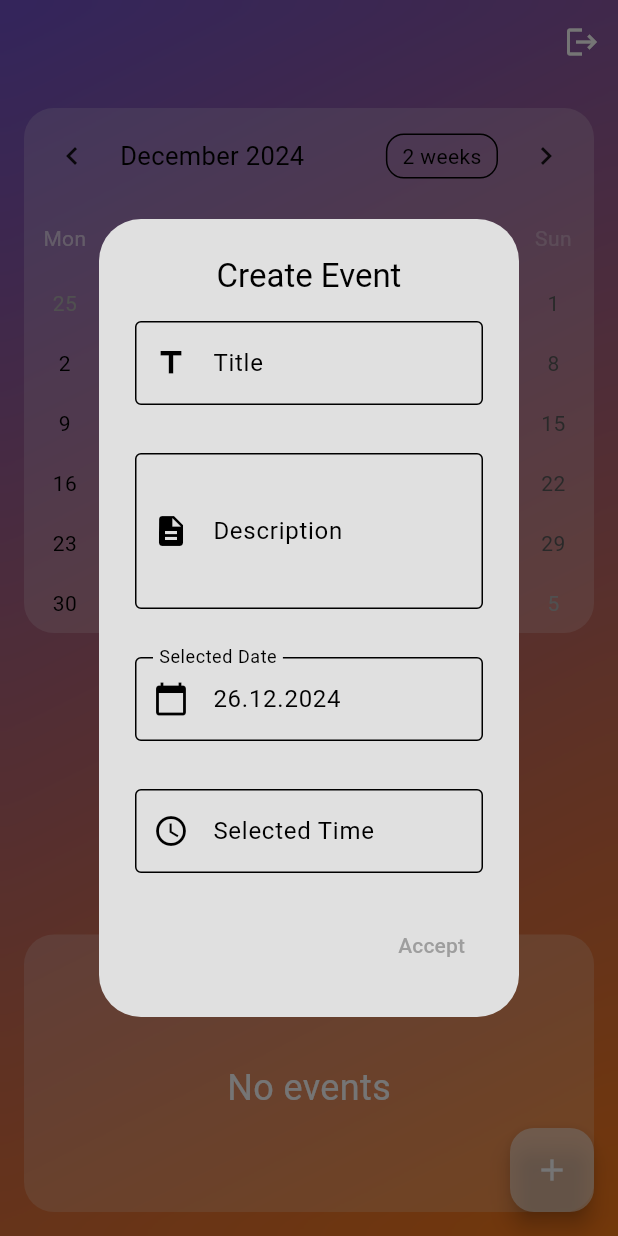
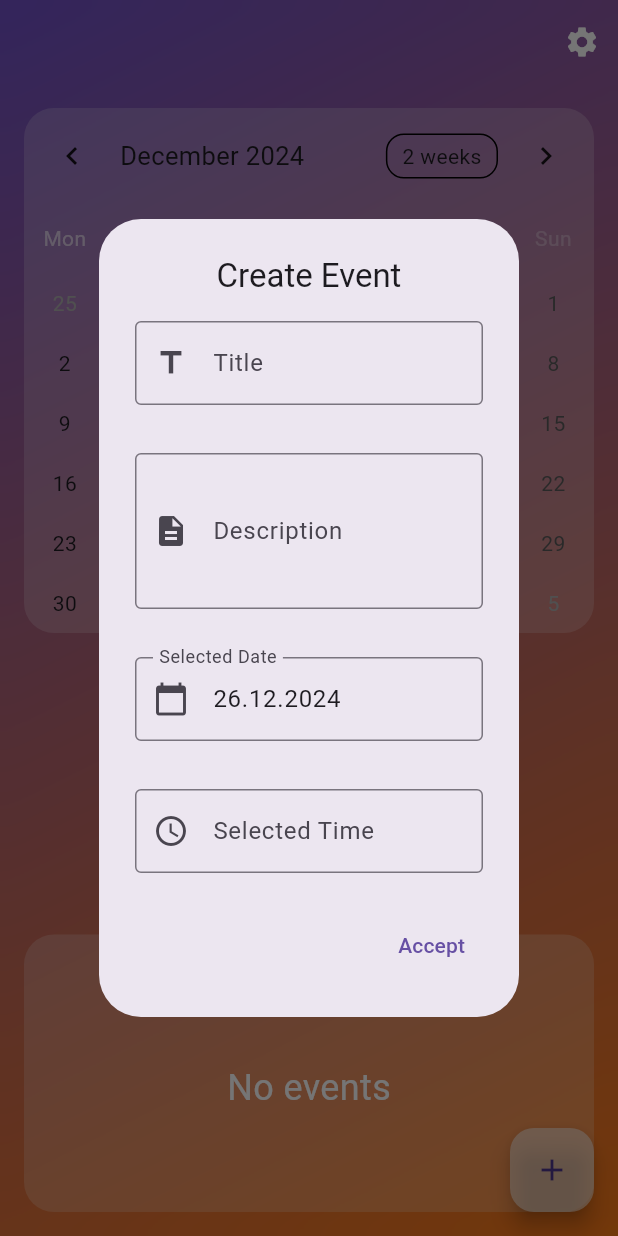
Before and after one commit to Abzal-code/my-schedule, a Flutter app: the ScheduleScreen screen opened by its route, after a tap on the "add" icon, on a phone screen of 412 x 824 dp. Run offline on Flutter 3.47's test engine with Material 3 defaults, Android fonts, the phone set to English and light mode, and no system bars; drawn by our look-alikes of table_calendar; our stand-ins replace bloc, bloc_concurrency, cloud_firestore, equatable, firebase_auth, firebase_core and 7 more; accounts and stored records are empty.

```diff
--- a/lib/app_starter.dart
+++ b/lib/app_starter.dart
@@ -31,7 +31,7 @@ class AppStarter extends StatelessWidget {
             routeInformationParser: appRouter.router.routeInformationParser,
             routerDelegate: appRouter.router.routerDelegate,
             routeInformationProvider: appRouter.router.routeInformationProvider,
-            theme: lightMode,
+            // theme: lightMode,
           );
         },
       ),
--- a/lib/core/error/error_screen.dart
+++ b/lib/core/error/error_screen.dart
@@ -8,8 +8,9 @@ class ErrorScreen extends StatelessWidget {
   @override
   Widget build(BuildContext context) {
     return Scaffold(
+      backgroundColor: Colors.red,
       appBar: AppBar(
-        title: const Text('Error'),
+        title: const Text('Error Screen'),
         centerTitle: true,
       ),
       body: Center(
--- a/lib/core/router/app_router.dart
+++ b/lib/core/router/app_router.dart
@@ -4,13 +4,15 @@ import 'package:my_shedule/core/router/auth_change_notifier.dart';
 import 'package:my_shedule/features/auth/presentation/screens/sign_in_screen.dart';
 import 'package:my_shedule/features/auth/presentation/screens/sign_up_screen.dart';
 import 'package:my_shedule/features/auth/presentation/screens/splash_screen.dart';
-import 'package:my_shedule/features/schedule/presentation/pages/schedule_screen.dart';
+import 'package:my_shedule/features/schedule/presentation/screens/schedule_screen.dart';
+import 'package:my_shedule/features/schedule/presentation/screens/settings_screen.dart';
 
 class Routes {
   static const String splash = '/';
   static const String signIn = '/signIn';
   static const String signUp = '/signUp';
   static const String schedule = '/schedule';
+  static const String settings = '/schedule/settings';
   static const String error = '/error';
 }
 
@@ -23,7 +25,6 @@ class AppRouter {
   late final GoRouter router = GoRouter(
     initialLocation: Routes.splash,
     debugLogDiagnostics: true,
-    routerNeglect: false,
     refreshListenable: authChangeNotifier,
     redirect: (context, state) {
       final isAuthenticated = authChangeNotifier.isAuthenticated;
@@ -69,6 +70,16 @@ class AppRouter {
         name: 'schedule',
         builder: (context, state) => const ScheduleScreen(),
       ),
+      GoRoute(
+        path: Routes.error,
+        name: 'error',
+        builder: (context, state) => ErrorScreen(error: state.error),
+      ),
+      GoRoute(
+        path: Routes.settings,
+        name: 'settings',
+        builder: (context, state) => const SettingsScreen(),
+      ),
     ],
   );
 }
--- a/lib/core/services/firestore/firestore_service.dart
+++ b/lib/core/services/firestore/firestore_service.dart
@@ -1,5 +1,4 @@
 import 'package:cloud_firestore/cloud_firestore.dart';
-import 'package:my_shedule/core/utils/extensions.dart';
 import 'package:my_shedule/features/schedule/domain/entities/event_entity.dart';
 
 abstract class FirestoreService {
--- a/lib/core/utils/extensions.dart
+++ b/lib/core/utils/extensions.dart
@@ -20,7 +20,7 @@ extension TimePickerExtensions on BuildContext {
 }
 
 extension DateTimeExtensions on DateTime {
-  DateTime get startOfDay => DateTime(year, month, day, 0, 0, 0, 0, 0);
+  DateTime get startOfDay => DateTime(year, month, day, 0, 0, 0, 0);
   DateTime get endOfDay => startOfDay.add(const Duration(days: 1));
 }
 
--- a/lib/features/schedule/presentation/bloc/schedule/schedule_bloc.dart
+++ b/lib/features/schedule/presentation/bloc/schedule/schedule_bloc.dart
@@ -31,6 +31,8 @@ class ScheduleBloc extends BaseBloc<ScheduleEvent, ScheduleState> {
         super(const ScheduleState.loading()) {
     _subscription = _getCombinedEventUseCase(DateTime.now().startOfDay).listen(
       (combined) {
+        print(
+            'combined events ${combined.filteredEvents.length} - all ${combined.allEvents.length}');
         if (combined.filteredEvents.isEmpty) {
           emit(ScheduleState.empty(combined.allEvents));
         } else {
--- a/lib/features/schedule/presentation/pages/schedule_screen.dart
+++ b/lib/features/schedule/presentation/screens/schedule_screen.dart
@@ -2,8 +2,8 @@ import 'dart:ui';
 
 import 'package:flutter/material.dart';
 import 'package:flutter_bloc/flutter_bloc.dart';
+import 'package:go_router/go_router.dart';
 
-import 'package:my_shedule/features/auth/presentation/bloc/auth_bloc.dart';
 import 'package:my_shedule/features/schedule/domain/entities/event_entity.dart';
 import 'package:my_shedule/features/schedule/presentation/bloc/schedule/schedule_bloc.dart';
 import 'package:my_shedule/features/schedule/presentation/widgets/animated_background.dart';
@@ -43,12 +43,10 @@ class _ScheduleScreenState extends State<ScheduleScreen> {
         actions: [
           IconButton(
             icon: const Icon(
-              Icons.logout,
+              Icons.settings,
               color: Colors.white,
             ),
-            onPressed: () => context.read<AuthBloc>().add(
-                  const AuthEvent.signOut(),
-                ),
+            onPressed: () => context.pushNamed('settings'),
           ),
         ],
       ),
--- a/lib/features/schedule/presentation/widgets/calendar_widget.dart
+++ b/lib/features/schedule/presentation/widgets/calendar_widget.dart
@@ -52,8 +52,8 @@ class _CalendarWidgetState extends State<CalendarWidget> {
         daysOfWeekStyle: _styleOfWeek,
         startingDayOfWeek: StartingDayOfWeek.monday,
         calendarStyle: _calendarStyle,
-        firstDay: DateTime.utc(2010, 10, 16),
-        lastDay: DateTime.utc(2030, 3, 14),
+        firstDay: DateTime(2010, 10, 16),
+        lastDay: DateTime(2030, 3, 14),
         focusedDay: _focusedDate,
         selectedDayPredicate: (day) => isSameDay(_selectedDate, day),
         onDaySelected: _onDateSelected,
@@ -65,7 +65,6 @@ class _CalendarWidgetState extends State<CalendarWidget> {
   }
 
   _onDateSelected(selectedDate, focusedDate) {
-    print('selected date $selectedDate');
     if (!isSameDay(_selectedDate, selectedDate)) {
       setState(() {
         _selectedDate = selectedDate;
--- a/lib/features/schedule/presentation/widgets/create_event_dialog.dart
+++ b/lib/features/schedule/presentation/widgets/create_event_dialog.dart
@@ -98,8 +98,9 @@ class _CreateEventDialogState extends State<CreateEventDialog> {
 
   Future<void> pickTime(BuildContext context) async {
     picked = (await context.showCustomTimePicker(
-      use24HourFormat: true,
-    ))!;
+          use24HourFormat: true,
+        )) ??
+        TimeOfDay.now();
     _selectedTimeController.text = picked.format(context);
     print('picked time $picked');
   }
--- a/lib/features/schedule/presentation/widgets/event_list.dart
+++ b/lib/features/schedule/presentation/widgets/event_list.dart
@@ -3,7 +3,7 @@ import 'package:flutter_bloc/flutter_bloc.dart';
 import 'package:my_shedule/core/utils/helpers.dart';
 import 'package:my_shedule/features/schedule/domain/entities/event_entity.dart';
 import 'package:my_shedule/features/schedule/presentation/bloc/schedule/schedule_bloc.dart';
-import 'package:my_shedule/features/schedule/presentation/pages/schedule_screen.dart';
+import 'package:my_shedule/features/schedule/presentation/screens/schedule_screen.dart';
 
 class EventsList extends StatelessWidget {
   final ScrollController? scrollController;
--- a/lib/main.dart
+++ b/lib/main.dart
@@ -5,7 +5,6 @@ import 'package:my_shedule/core/di.dart';
 import 'package:my_shedule/core/router/app_router.dart';
 import 'package:my_shedule/core/router/auth_change_notifier.dart';
 import 'package:my_shedule/core/services/firebase_options.dart';
-import 'package:my_shedule/core/theme/light_mode.dart';
 import 'package:my_shedule/features/auth/presentation/bloc/auth_bloc.dart';
 import 'package:my_shedule/features/schedule/presentation/bloc/schedule/schedule_bloc.dart';
 import 'package:nested/nested.dart';
--- a/pubspec.yaml
+++ b/pubspec.yaml
@@ -51,6 +51,7 @@ dependencies:
   nested: ^1.0.0
   sqflite: ^2.4.1
   path: ^1.9.0
+  flutter_local_notifications: ^18.0.1
 
 dev_dependencies:
   flutter_test:
```
Also changed, not shown: lib/features/schedule/presentation/screens/settings_screen.dart (added, +28 -0 lines), pubspec.lock.
